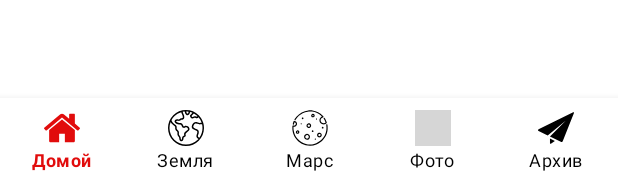
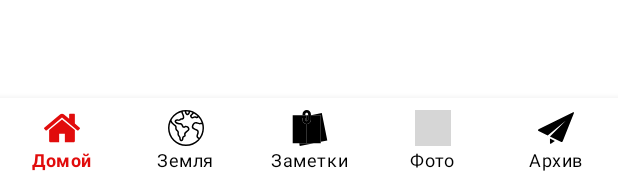
Before and after one commit to HayarovEd/WorkMaterial, an Android app: the layout activity_main.xml on its own in the app's theme, with its tools: preview values and no code run, on a phone screen of 412 x 824 dp. Shown: the part 1054-1233 px from the top of the screen. Run offline under Robolectric (Android 15) with nearby library versions, the phone set to English and light mode, and no system bars; network calls fail; grey boxes are pictures that could not be loaded.

Commit message:
add NotesFragment.kt with RecyclerView

```diff
--- a/app/src/main/java/com/edurda77/workmaterial/ui/MainActivity.kt
+++ b/app/src/main/java/com/edurda77/workmaterial/ui/MainActivity.kt
@@ -44,13 +44,13 @@ class MainActivity : AppCompatActivity() {
                         .commit()
                 }
 
-                R.id.image_mars -> {
+                R.id.image_notes -> {
                     item.isChecked = true
                     supportFragmentManager.beginTransaction()
                         .setTransition(FragmentTransaction.TRANSIT_FRAGMENT_CLOSE)
                         .setCustomAnimations(R.animator.slide_in_left, R.animator.slide_in_right)
                         .setReorderingAllowed(true)
-                        .replace(R.id.fragment_container_view, MarsFragment())
+                        .replace(R.id.fragment_container_view, NotesFragment())
                         .commit()
                 }
 
--- /dev/null
+++ b/app/src/main/res/drawable/ic_notes.xml
@@ -0,0 +1,24 @@
+<vector xmlns:android="http://schemas.android.com/apk/res/android"
+    android:width="385dp"
+    android:height="385dp"
+    android:viewportWidth="385"
+    android:viewportHeight="385">
+  <path
+      android:pathData="M77.326,355l6.001,30l149.991,-30l-75.818,0z"
+      android:fillColor="#FF9811"/>
+  <path
+      android:pathData="M307.5,340.163l70,-14.001l-58.837,-294.174l-115.051,23.012l103.888,0z"
+      android:fillColor="#FF9811"/>
+  <path
+      android:pathData="M157.5,150c-24.813,0 -45,-20.186 -45,-45V85h30v20c0,8.271 6.729,15 15,15V55h-15h-30H7.5v300h69.826H157.5V150z"
+      android:fillColor="#FFE98F"/>
+  <path
+      android:pathData="M307.5,340.163V55H203.612H202.5v50c0,24.814 -20.187,45 -45,45v205h75.818H307.5V340.163z"
+      android:fillColor="#FFDA44"/>
+  <path
+      android:pathData="M172.5,105V55h-15v65C165.771,120 172.5,113.271 172.5,105z"
+      android:fillColor="#FFDA44"/>
+  <path
+      android:pathData="M142.5,45c0,-8.271 6.729,-15 15,-15s15,6.729 15,15v10v50c0,8.271 -6.729,15 -15,15s-15,-6.729 -15,-15V85h-30v20c0,24.814 20.187,45 45,45s45,-20.186 45,-45V55V45c0,-24.813 -20.187,-45 -45,-45s-45,20.187 -45,45v10h30V45z"
+      android:fillColor="#565659"/>
+</vector>
--- a/app/src/main/res/menu/menu.xml
+++ b/app/src/main/res/menu/menu.xml
@@ -14,9 +14,9 @@
         app:labelVisibilityMode="labeled"
         app:showAsAction="ifRoom" />
     <item
-        android:id="@+id/image_mars"
-        android:title="@string/mars"
-        android:icon="@drawable/ic_mars"
+        android:id="@+id/image_notes"
+        android:title="@string/notes"
+        android:icon="@drawable/ic_notes"
         app:labelVisibilityMode="labeled"
         app:showAsAction="ifRoom" />
     <item
--- a/app/src/main/res/values-night/strings.xml
+++ b/app/src/main/res/values-night/strings.xml
@@ -11,4 +11,5 @@
     <string name="moon">Луна</string>
     <string name="foto">Фото</string>
     <string name="search_internet">Поиск фото в Интернете</string>
+    <string name="add_note">Добавить заметку</string>
 </resources>
--- a/app/src/main/res/values/strings.xml
+++ b/app/src/main/res/values/strings.xml
@@ -16,4 +16,7 @@
     <string name="moon">Луна</string>
     <string name="foto">Фото</string>
     <string name="search_internet">Поиск фото в Интернете</string>
+    <string name="notes">Заметки</string>
+    <string name="recycler_view_title">Заметки</string>
+    <string name="add_note">Добавить заметку</string>
 </resources>
```
Also changed, not shown: app/src/main/java/com/edurda77/workmaterial/model/ModelNote.kt (added, +7 -0 lines), app/src/main/java/com/edurda77/workmaterial/ui/NotesFragment.kt (added, +27 -0 lines), app/src/main/res/layout/fragment_notes.xml (added, +38 -0 lines).
